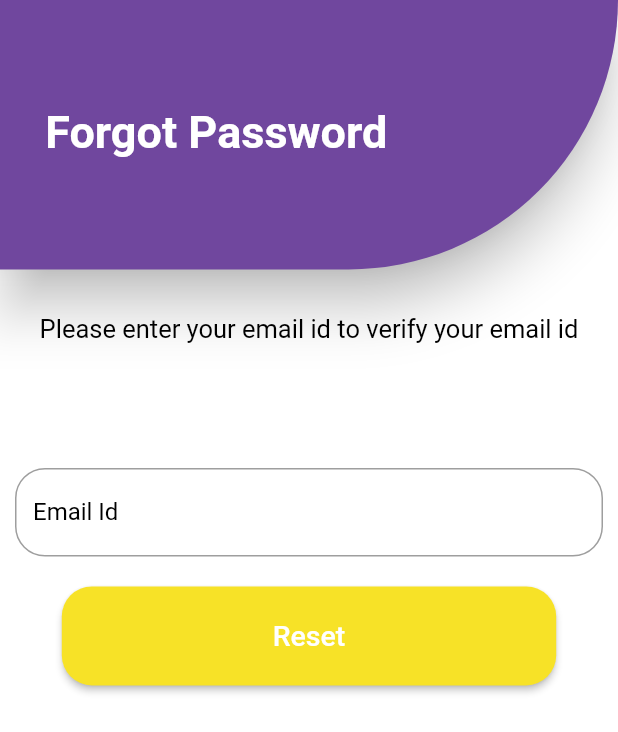
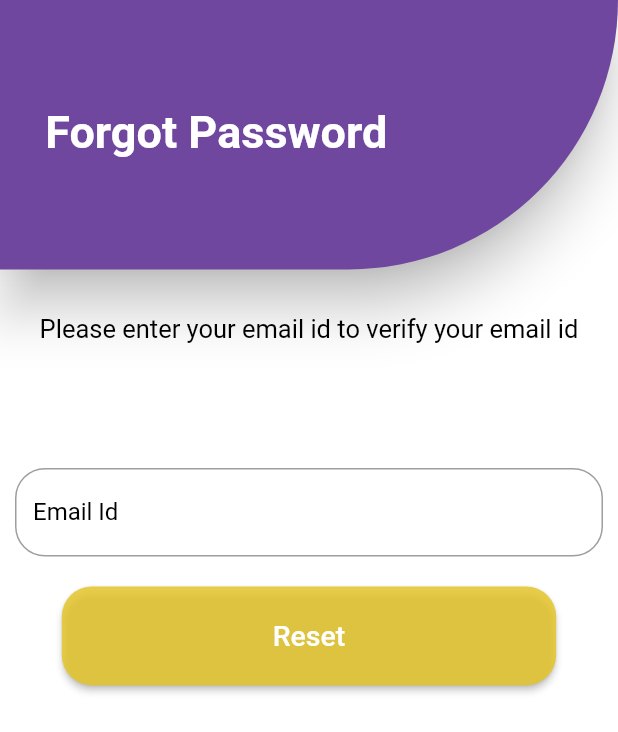
Before and after one commit to MuhammedNihalcp/E-commerce-App, a Flutter app: the ScreenForgotPassword screen opened directly, on a phone screen of 412 x 824 dp. Shown: the top 732 px of the screen. Run offline on Flutter 3.47's test engine with Material 2 defaults, Android fonts, the phone set to English and light mode, and no system bars; our stand-ins replace carousel_slider, dio, flutter_otp_text_field, flutter_rating_bar, flutter_secure_storage, get and 4 more; missing offline and left inert: flutter_custom_cards; accounts and stored records are empty; network calls fail.

Commit message:
change button color

```diff
--- a/lib/core/text_style.dart
+++ b/lib/core/text_style.dart
@@ -8,7 +8,7 @@ const textStyle = TextStyle(
 const buttonStyle = TextStyle(
   fontSize: 19,
 );
-const buttonColor = Color.fromARGB(255, 247, 226, 39);
+const buttonColor = Color.fromARGB(213, 228, 197, 40);
 const colorBlack = Colors.black;
 const colorWhite = Colors.white;
 const colorGrey = Colors.grey;
```
